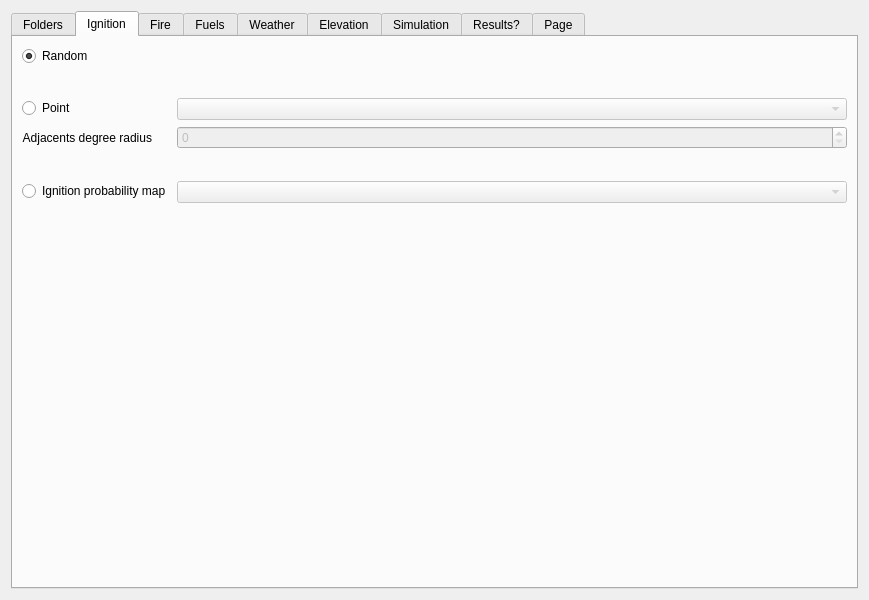
Before: the Qt Designer form qgis/FireModule/FireModule_dialog_base.ui in fdobad/fire2gui, drawn with Qt 5.
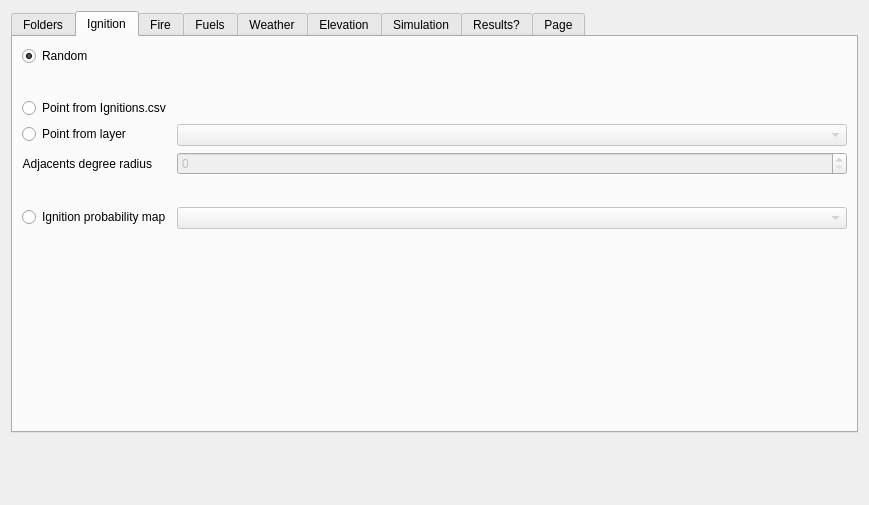
After: the same form once the commit is applied. The open tabs and pages were chosen to show the change. Custom widgets are drawn as their Qt base class.

```diff
--- a/qgis/FireModule/FireModule_dialog_base.ui
+++ b/qgis/FireModule/FireModule_dialog_base.ui
@@ -7,7 +7,7 @@
     <x>0</x>
     <y>0</y>
     <width>869</width>
-    <height>600</height>
+    <height>505</height>
    </rect>
   </property>
   <property name="sizePolicy">
@@ -19,9 +19,18 @@
   <property name="windowTitle">
    <string>FireName</string>
   </property>
+  <property name="layoutDirection">
+   <enum>Qt::LeftToRight</enum>
+  </property>
   <layout class="QFormLayout" name="formLayout">
+   <property name="rowWrapPolicy">
+    <enum>QFormLayout::WrapAllRows</enum>
+   </property>
    <item row="0" column="0" colspan="2">
     <widget class="QTabWidget" name="tabWidget">
+     <property name="tabPosition">
+      <enum>QTabWidget::North</enum>
+     </property>
      <property name="currentIndex">
       <number>0</number>
      </property>
@@ -87,12 +96,25 @@
        <item row="3" column="0">
         <widget class="QRadioButton" name="radioButton">
          <property name="text">
-          <string>Point</string>
+          <string>Point from Ignitions.csv</string>
          </property>
         </widget>
        </item>
        <item row="3" column="1">
-        <widget class="QgsMapLayerComboBox" name="mMapLayerComboBox">
+        <widget class="QgsFileWidget" name="mQgsFileWidget_Ignitions"/>
+       </item>
+       <item row="5" column="0">
+        <widget class="QRadioButton" name="radioButton_IgPointLayer">
+         <property name="enabled">
+          <bool>true</bool>
+         </property>
+         <property name="text">
+          <string>Point from layer</string>
+         </property>
+        </widget>
+       </item>
+       <item row="5" column="1">
+        <widget class="QgsMapLayerComboBox" name="mMapLayerComboBox_IgPoint">
          <property name="enabled">
           <bool>false</bool>
          </property>
@@ -104,28 +126,7 @@
          </property>
         </widget>
        </item>
-       <item row="7" column="0">
-        <widget class="QRadioButton" name="radioButton_3">
-         <property name="text">
-          <string>Ignition probability map</string>
-         </property>
-        </widget>
-       </item>
-       <item row="7" column="1">
-        <widget class="QgsMapLayerComboBox" name="mMapLayerComboBox_2">
-         <property name="enabled">
-          <bool>false</bool>
-         </property>
-        </widget>
-       </item>
-       <item row="4" column="1">
-        <widget class="QgsSpinBox" name="mQgsSpinBox">
-         <property name="enabled">
-          <bool>false</bool>
-         </property>
-        </widget>
-       </item>
-       <item row="4" column="0">
+       <item row="6" column="0">
         <widget class="QLabel" name="label_3">
          <property name="text">
           <string>Adjacents degree radius</string>
@@ -135,6 +136,30 @@
          </property>
         </widget>
        </item>
+       <item row="6" column="1">
+        <widget class="QgsSpinBox" name="mQgsSpinBox_IgRadius">
+         <property name="enabled">
+          <bool>false</bool>
+         </property>
+        </widget>
+       </item>
+       <item row="9" column="0">
+        <widget class="QRadioButton" name="radioButton_IgProbMap">
+         <property name="enabled">
+          <bool>true</bool>
+         </property>
+         <property name="text">
+          <string>Ignition probability map</string>
+         </property>
+        </widget>
+       </item>
+       <item row="9" column="1">
+        <widget class="QgsMapLayerComboBox" name="mMapLayerComboBox_IgProbMap">
+         <property name="enabled">
+          <bool>false</bool>
+         </property>
+        </widget>
+       </item>
        <item row="2" column="0">
         <spacer name="horizontalSpacer">
          <property name="orientation">
@@ -148,7 +173,7 @@
          </property>
         </spacer>
        </item>
-       <item row="5" column="0">
+       <item row="8" column="0">
         <spacer name="horizontalSpacer_2">
          <property name="orientation">
           <enum>Qt::Horizontal</enum>
```
Left out of the diff: 143 changed lines with no effect on the pictures.
